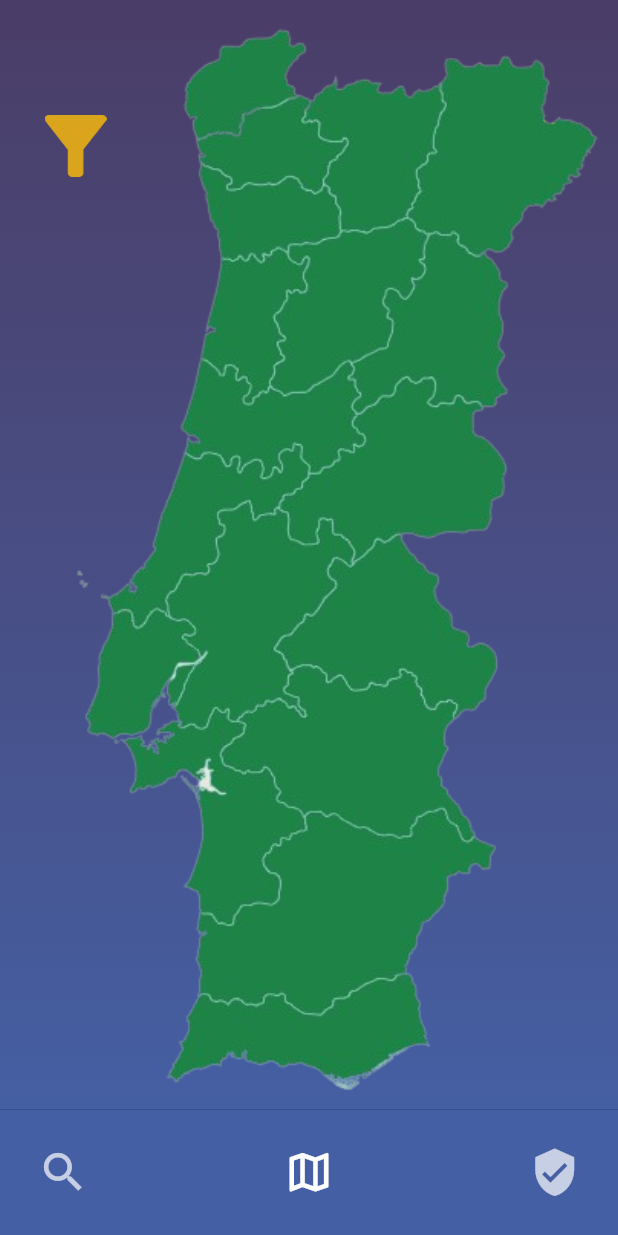
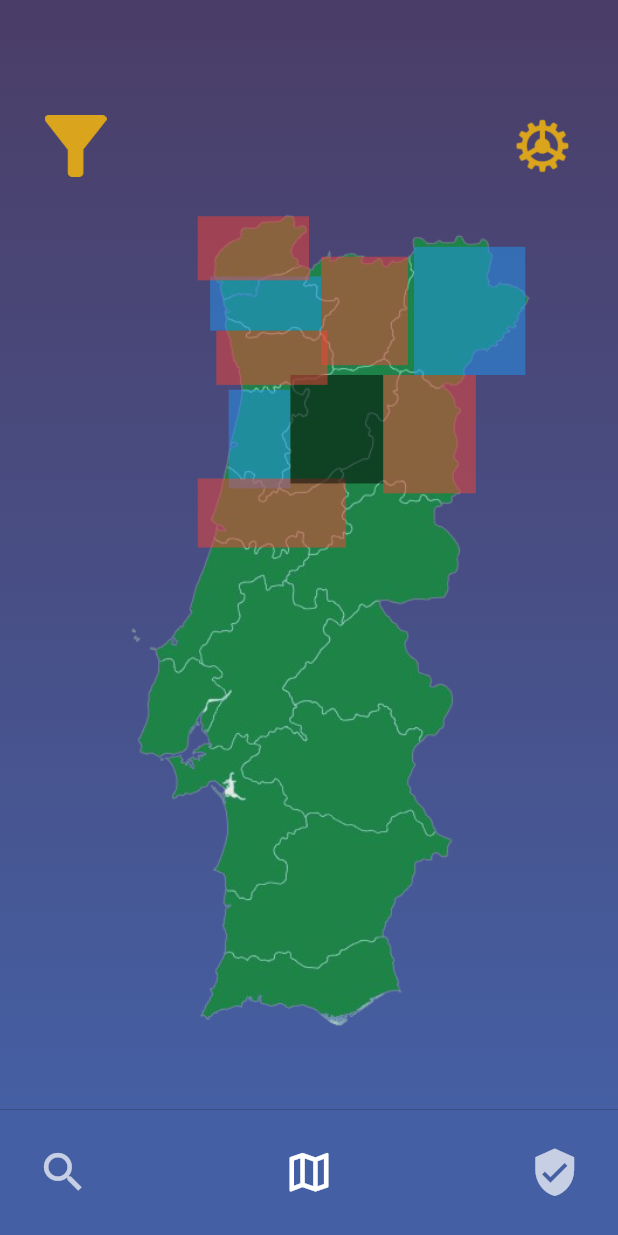
Before and after one commit to AndreSantos03/Y2S2-SoftwareEngineer, a Flutter app: the screen it shows after launch, on a phone screen of 412 x 824 dp. Run offline on Flutter 3.47's test engine with Material 2 defaults, Android fonts, the phone set to English and light mode, and no system bars; drawn by our look-alikes of google_nav_bar; our stand-ins replace google_fonts.

Commit message:
Added hitbox widget and some more districts
Looking ok on 4.7 WXGA (smaller screen)

```diff
--- /dev/null
+++ b/app/lib/views/widgets/mapHitbox.dart
@@ -0,0 +1,49 @@
+import 'package:flutter/material.dart';
+import 'package:myapp/views/pages/discrict-screen.dart';
+
+class MapHitbox extends StatelessWidget {
+  BoxConstraints constraints;
+  double xRatio;
+  double yRatio;
+  double widthRatio;
+  double heightRatio;
+  int districtId;
+  double? opacity;
+  Color? color;
+
+  // Constructor
+  MapHitbox(
+      {Key? key,
+      required this.constraints,
+      required this.xRatio,
+      required this.yRatio,
+      required this.widthRatio,
+      required this.heightRatio,
+      required this.districtId,
+      this.opacity = 0.0,
+      this.color = Colors.red})
+      : super(key: key);
+
+  @override
+  Widget build(BuildContext context) {
+    return Positioned(
+      left: constraints.maxWidth * xRatio,
+      top: constraints.maxHeight * yRatio,
+      child: GestureDetector(
+        onTap: () {
+          Navigator.push(
+            context,
+            MaterialPageRoute(
+              builder: (context) => DistrictScreen(id: districtId),
+            ),
+          );
+        },
+        child: Container(
+          width: constraints.maxWidth * widthRatio,
+          height: constraints.maxHeight * heightRatio,
+          color: color?.withOpacity(opacity!),
+        ),
+      ),
+    );
+  }
+}
--- a/app/lib/views/widgets/mapImage.dart
+++ b/app/lib/views/widgets/mapImage.dart
@@ -1,5 +1,6 @@
 import 'package:flutter/material.dart';
 import 'package:myapp/views/pages/discrict-screen.dart';
+import 'package:myapp/views/widgets/mapHitbox.dart';
 
 class MapImage extends StatelessWidget {
   const MapImage({super.key});
@@ -7,9 +8,17 @@ class MapImage extends StatelessWidget {
   @override
   Widget build(BuildContext context) {
 
-    double opacity = 0.0; // testing purposes
+    double opacity = 0.5; // testing purposes
+    double screenWidth = MediaQuery.of(context).size.width;
+    double screenHeight = MediaQuery.of(context).size.height;
+    print(screenWidth);
+    print(screenHeight);
 
-    return LayoutBuilder(
+    return Padding(
+      padding: EdgeInsets.only(top: screenHeight * 0.1),
+      child:
+      Center(
+      child: LayoutBuilder(
         builder: (BuildContext context, BoxConstraints constraints) {
           return Stack(
             children: [
@@ -17,73 +26,33 @@ class MapImage extends StatelessWidget {
               Image.asset(
                 'assets/page-1/images/imagemap.png',
                 fit: BoxFit.cover,
-              width: constraints.maxWidth,
-              height: constraints.maxHeight,
+                width: constraints.maxWidth * 0.86,
+                height: constraints.maxHeight * 0.86,
               ),
               // Hitboxes
+              // Aveiro (id 1)
+              MapHitbox(constraints: constraints, xRatio: 0.3, yRatio: 0.2, widthRatio: 0.1, heightRatio: 0.1, districtId: 1, opacity: opacity, color: Colors.blue),
+              // Braga (id 4)
+              MapHitbox(constraints: constraints, xRatio: 0.27, yRatio: 0.085, widthRatio: 0.18, heightRatio: 0.055, districtId: 4, opacity: opacity, color: Colors.blue),
+              // Bragança (id 5)
+              MapHitbox(constraints: constraints, xRatio: 0.6, yRatio: 0.055, widthRatio: 0.18, heightRatio: 0.13, districtId: 5, opacity: opacity, color: Colors.blue),
+              // Coimbra (id 8)
+              MapHitbox(constraints: constraints, xRatio: 0.25, yRatio: 0.29, widthRatio: 0.24, heightRatio: 0.07, districtId: 8, opacity: opacity),
+              // Guarda (id 11)
+              MapHitbox(constraints: constraints, xRatio: 0.55, yRatio: 0.185, widthRatio: 0.15, heightRatio: 0.12, districtId: 11, opacity: opacity),
+              // Viseu (id 16)
+              MapHitbox(constraints: constraints, xRatio: 0.4, yRatio: 0.185, widthRatio: 0.15, heightRatio: 0.11, districtId: 16, opacity: opacity, color: Colors.black),
+              // Porto (id 18)
+              MapHitbox(constraints: constraints, xRatio: 0.28, yRatio: 0.14, widthRatio: 0.18, heightRatio: 0.055, districtId: 18, opacity: opacity),
+              // Vila Real (id 21)
+              MapHitbox(constraints: constraints, xRatio: 0.45, yRatio: 0.065, widthRatio: 0.14, heightRatio: 0.11, districtId: 21, opacity: opacity),
               // Viana do Castelo (id 22)
-            Positioned(
-              left: constraints.maxWidth * 0.28,
-              top: constraints.maxHeight * 0.024,
-              child: GestureDetector(
-                onTap: () {
-                  Navigator.push(
-                    context,
-                    MaterialPageRoute(
-                      builder: (context) => DistrictScreen(id: 22),
-                    ),
-                  );
-                },
-                child: Container(
-                  width: constraints.maxWidth * 0.2,
-                  height: constraints.maxHeight * 0.075,
-                  color: Colors.red.withOpacity(opacity),
-                ),
-              ),
-            ),
-            // Braga (id 4)
-            Positioned(
-              left: constraints.maxWidth * 0.32,
-              top: constraints.maxHeight * 0.10,
-              child: GestureDetector(
-                onTap: () {
-                  Navigator.push(
-                    context,
-                    MaterialPageRoute(
-                      builder: (context) => DistrictScreen(id: 4),
-                    ),
-                  );
-                },
-                child: Container(
-                  width: constraints.maxWidth * 0.2,
-                  height: constraints.maxHeight * 0.06,
-                  color: Colors.blue.withOpacity(opacity),
-                ),
-              ),
-            ),
-            // Porto (id 18)
-            Positioned(
-              left: constraints.maxWidth * 0.32,
-              top: constraints.maxHeight * 0.16,
-              child: GestureDetector(
-                onTap: () {
-                  Navigator.push(
-                    context,
-                    MaterialPageRoute(
-                      builder: (context) => DistrictScreen(id: 18),
-                    ),
-                  );
-                },
-                child: Container(
-                  width: constraints.maxWidth * 0.23,
-                  height: constraints.maxHeight * 0.06,
-                  color: Colors.red.withOpacity(opacity),
-                ),
-              ),
-            ),
+              MapHitbox(constraints: constraints, xRatio: 0.25, yRatio: 0.024, widthRatio: 0.18, heightRatio: 0.065, districtId: 22, opacity: opacity)
             ],
           );
         },
+      ),
+    ),
     );
   }
 }
```
Lines whose indentation alone changed are shown as unchanged.
